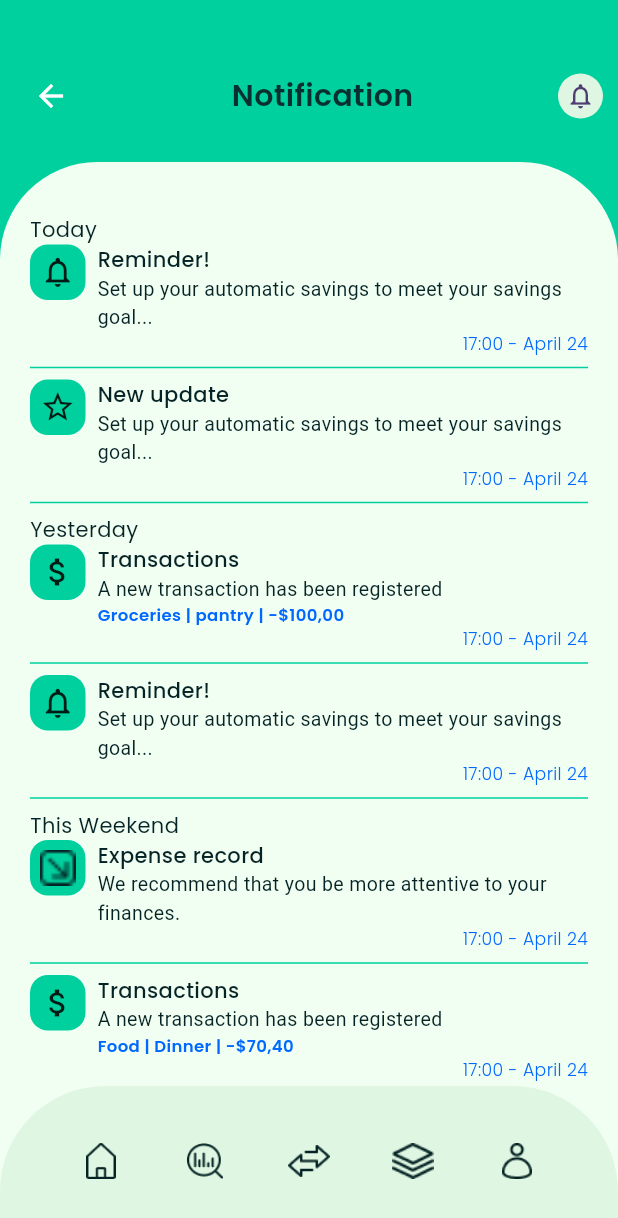
After one commit to Sahil-Kundaliya/Flutter-Finance-Wallet-app-clone, a Flutter app: the screen it shows after launch, after a tap on the "notifications none" icon, on a phone screen of 412 x 824 dp. The commit adds this screen. Shown: the top 1218 px of the screen. Run offline on Flutter 3.47's test engine with Material 3 defaults, Android fonts, the phone set to English and light mode, and no system bars; our stand-ins replace carousel_slider, flutter_bloc, flutter_svg, google_fonts.

Commit message:
Notification Page added
Notification Page added

```diff
--- /dev/null
+++ b/lib/features/bottom_sheet_items/home/models/notification_model.dart
@@ -0,0 +1,53 @@
+import 'package:finance_wallet_app_clone/constant/app_images.dart';
+import 'package:flutter/material.dart';
+
+class NotificationModel {
+  NotificationModel(
+      {required this.notificationTitle,
+      required this.notificationSubTitle,
+      this.notificationType,
+      this.notificationImage,
+      this.notificationIcon});
+
+  String notificationTitle, notificationSubTitle;
+  String? notificationImage, notificationType;
+
+  IconData? notificationIcon;
+}
+
+List<NotificationModel> todayNotification = [
+  NotificationModel(
+      notificationTitle: "Reminder!",
+      notificationSubTitle:
+          "Set up your automatic savings to meet your savings goal...",
+      notificationIcon: Icons.notifications_none),
+  NotificationModel(
+      notificationTitle: "New update",
+      notificationSubTitle:
+          "Set up your automatic savings to meet your savings goal...",
+      notificationIcon: Icons.star_border_outlined)
+];
+List<NotificationModel> yesterdayNotification = [
+  NotificationModel(
+      notificationTitle: "Transactions",
+      notificationSubTitle: "A new transaction has been registered",
+      notificationType: "Groceries | pantry | -\$100,00",
+      notificationIcon: Icons.attach_money),
+  NotificationModel(
+      notificationTitle: "Reminder!",
+      notificationSubTitle:
+          "Set up your automatic savings to meet your savings goal...",
+      notificationIcon: Icons.notifications_none),
+];
+List<NotificationModel> weekendNotification = [
+  NotificationModel(
+      notificationTitle: "Expense record",
+      notificationSubTitle:
+          "We recommend that you be more attentive to your finances.",
+      notificationImage: AppImages.expenseIcon),
+  NotificationModel(
+      notificationTitle: "Transactions",
+      notificationSubTitle: "A new transaction has been registered",
+      notificationType: "Food | Dinner | -\$70,40",
+      notificationIcon: Icons.attach_money),
+];
--- /dev/null
+++ b/lib/features/bottom_sheet_items/home/pages/account_balance_page.dart
@@ -0,0 +1,10 @@
+import 'package:flutter/material.dart';
+
+class AccountBalanceScreen extends StatelessWidget {
+  const AccountBalanceScreen({super.key});
+
+  @override
+  Widget build(BuildContext context) {
+    return const Placeholder();
+  }
+}
--- a/lib/features/bottom_sheet_items/home/pages/home_page.dart
+++ b/lib/features/bottom_sheet_items/home/pages/home_page.dart
@@ -52,11 +52,15 @@ class HomePage extends StatelessWidget {
                                       color: AppColors.fenceGreen)),
                             ],
                           ),
-                          CircleAvatar(
-                              radius: 15,
-                              backgroundColor: AppColors.lightGreen,
-                              child: const Icon(Icons.notifications_none,
-                                  size: 20))
+                          GestureDetector(
+                            onTap: () =>
+                                mainProvider.changeHomePageSubIndex(index: 1),
+                            child: CircleAvatar(
+                                radius: 15,
+                                backgroundColor: AppColors.lightGreen,
+                                child: const Icon(Icons.notifications_none,
+                                    size: 20)),
+                          )
                         ],
                       ),
                       Padding(
--- /dev/null
+++ b/lib/features/bottom_sheet_items/home/pages/notification_page.dart
@@ -0,0 +1,137 @@
+import 'package:finance_wallet_app_clone/constant/app_colors.dart';
+import 'package:finance_wallet_app_clone/constant/app_images.dart';
+import 'package:finance_wallet_app_clone/constant/app_text_styles.dart';
+import 'package:finance_wallet_app_clone/features/bottom_sheet_items/home/models/notification_model.dart';
+import 'package:finance_wallet_app_clone/features/bottom_sheet_items/home/widgets/money_percentage_progressbar.dart';
+import 'package:finance_wallet_app_clone/features/bottom_sheet_items/home/widgets/notification_widget.dart';
+import 'package:finance_wallet_app_clone/features/main/cubits/main_cubit.dart';
+import 'package:finance_wallet_app_clone/features/main/cubits/main_state.dart';
+import 'package:flutter/material.dart';
+import 'package:flutter_bloc/flutter_bloc.dart';
+import 'package:google_fonts/google_fonts.dart';
+
+class NotificationScreen extends StatelessWidget {
+  const NotificationScreen({super.key});
+
+  @override
+  Widget build(BuildContext context) {
+    final size = MediaQuery.sizeOf(context);
+
+    return BlocBuilder<MainCubit, MainState>(builder: (context, state) {
+      final mainProvider = context.read<MainCubit>();
+
+      return Container(
+        height: size.height,
+        width: size.width,
+        color: AppColors.caribbeanGreen,
+        child: Padding(
+          padding: const EdgeInsets.only(top: 20),
+          child: Column(
+            children: [
+              Container(
+                child: Padding(
+                    padding: const EdgeInsets.symmetric(
+                        vertical: 20.0, horizontal: 10),
+                    child: Row(
+                      children: [
+                        IconButton(
+                          onPressed: () {
+                            mainProvider.changeHomePageSubIndex(index: 0);
+                          },
+                          constraints: const BoxConstraints(),
+                          // Removes default constraints
+                          padding: EdgeInsets.zero,
+                          // Removes default padding
+                          icon: const Icon(
+                            Icons.arrow_back,
+                            color: AppColors.whiteColor,
+                            size: 24,
+                          ),
+                        ),
+                        Expanded(
+                            child: Center(
+                                child: Text(
+                          'Notification',
+                          style: AppTextStyles.semiBold(
+                              fontSize: 20, color: AppColors.lettersAndIcons),
+                        ))),
+                        CircleAvatar(
+                            radius: 15,
+                            backgroundColor: AppColors.lightGreen,
+                            child:
+                                const Icon(Icons.notifications_none, size: 20))
+                      ],
+                    )),
+              ),
+              Expanded(
+                  child: Container(
+                width: size.width,
+                decoration: BoxDecoration(
+                    color: AppColors.honeydew,
+                    borderRadius: const BorderRadius.only(
+                        topLeft: Radius.circular(65),
+                        topRight: Radius.circular(65))),
+                child: Padding(
+                  padding: const EdgeInsets.only(top: 35, left: 20, right: 20),
+                  child: SingleChildScrollView(
+                    child: Column(
+                      mainAxisSize: MainAxisSize.max,
+                      crossAxisAlignment: CrossAxisAlignment.start,
+                      children: [
+                        Text(
+                          'Today',
+                          style: AppTextStyles.regular(
+                              fontSize: 14, color: AppColors.fenceGreen),
+                        ),
+                        ListView.builder(
+                          shrinkWrap: true,
+                          physics: const NeverScrollableScrollPhysics(),
+                          itemCount: todayNotification.length,
+                          itemBuilder: (context, index) {
+                            return NotificationWidget(
+                              notificationModel: todayNotification[index],
+                            );
+                          },
+                        ),
+                        Text(
+                          'Yesterday',
+                          style: AppTextStyles.regular(
+                              fontSize: 14, color: AppColors.fenceGreen),
+                        ),
+                        ListView.builder(
+                          shrinkWrap: true,
+                          physics: const NeverScrollableScrollPhysics(),
+                          itemCount: yesterdayNotification.length,
+                          itemBuilder: (context, index) {
+                            return NotificationWidget(
+                              notificationModel: yesterdayNotification[index],
+                            );
+                          },
+                        ),
+                        Text(
+                          'This Weekend',
+                          style: AppTextStyles.regular(
+                              fontSize: 14, color: AppColors.fenceGreen),
+                        ),
+                        ListView.builder(
+                          shrinkWrap: true,
+                          physics: const NeverScrollableScrollPhysics(),
+                          itemCount: weekendNotification.length,
+                          itemBuilder: (context, index) {
+                            return NotificationWidget(
+                              notificationModel: weekendNotification[index],
+                            );
+                          },
+                        ),
+                      ],
+                    ),
+                  ),
+                ),
+              ))
+            ],
+          ),
+        ),
+      );
+    });
+  }
+}
--- /dev/null
+++ b/lib/features/bottom_sheet_items/home/pages/quickly_analysis_page.dart
@@ -0,0 +1,10 @@
+import 'package:flutter/material.dart';
+
+class QuicklyAnalysisScreen extends StatelessWidget {
+  const QuicklyAnalysisScreen({super.key});
+
+  @override
+  Widget build(BuildContext context) {
+    return const Placeholder();
+  }
+}
--- /dev/null
+++ b/lib/features/bottom_sheet_items/home/widgets/notification_widget.dart
@@ -0,0 +1,86 @@
+import 'package:finance_wallet_app_clone/constant/app_colors.dart';
+import 'package:finance_wallet_app_clone/constant/app_text_styles.dart';
+import 'package:finance_wallet_app_clone/features/bottom_sheet_items/home/models/notification_model.dart';
+import 'package:flutter/material.dart';
+import 'package:google_fonts/google_fonts.dart';
+
+class NotificationWidget extends StatelessWidget {
+  const NotificationWidget({super.key, required this.notificationModel});
+
+  final NotificationModel notificationModel;
+
+  @override
+  Widget build(BuildContext context) {
+    return Column(
+      children: [
+        Row(
+          crossAxisAlignment: CrossAxisAlignment.start,
+          children: [
+            notificationModel.notificationImage != null
+                ? Container(
+                    height: 37,
+                    width: 37,
+                    decoration: BoxDecoration(
+                        image: DecorationImage(
+                            scale: 0.5,
+                            image: AssetImage(
+                                notificationModel.notificationImage!)),
+                        borderRadius: BorderRadius.circular(12),
+                        color: AppColors.caribbeanGreen),
+                  )
+                : Container(
+                    height: 37,
+                    width: 37,
+                    decoration: BoxDecoration(
+                        borderRadius: BorderRadius.circular(12),
+                        color: AppColors.caribbeanGreen),
+                    child: Icon(notificationModel.notificationIcon),
+                  ),
+            Expanded(
+              child: Padding(
+                padding: const EdgeInsets.only(left: 8),
+                child: Column(
+                  crossAxisAlignment: CrossAxisAlignment.start,
+                  children: [
+                    Text(
+                      notificationModel.notificationTitle,
+                      style: AppTextStyles.medium(
+                          fontSize: 14, color: AppColors.fenceGreen),
+                    ),
+                    Text(
+                      notificationModel.notificationSubTitle,
+                      maxLines: 3,
+                      style: GoogleFonts.leagueSpartan(
+                          fontSize: 13,
+                          fontWeight: FontWeight.w400,
+                          color: AppColors.fenceGreen),
+                    ),
+                    if (notificationModel.notificationType != null)
+                      Text(
+                        notificationModel.notificationType!,
+                        style: AppTextStyles.semiBold(
+                            fontSize: 11, color: AppColors.oceanBlue),
+                      ),
+                  ],
+                ),
+              ),
+            ),
+          ],
+        ),
+        Row(
+          mainAxisAlignment: MainAxisAlignment.end,
+          children: [
+            Text(
+              '17:00 - April 24',
+              style: AppTextStyles.light(
+                  fontSize: 11.5, color: AppColors.oceanBlue),
+            ),
+          ],
+        ),
+        Divider(
+          color: AppColors.caribbeanGreen,
+        )
+      ],
+    );
+  }
+}
--- a/lib/features/main/cubits/main_cubit.dart
+++ b/lib/features/main/cubits/main_cubit.dart
@@ -1,4 +1,7 @@
+import 'package:finance_wallet_app_clone/features/bottom_sheet_items/home/pages/account_balance_page.dart';
 import 'package:finance_wallet_app_clone/features/bottom_sheet_items/home/pages/home_page.dart';
+import 'package:finance_wallet_app_clone/features/bottom_sheet_items/home/pages/notification_page.dart';
+import 'package:finance_wallet_app_clone/features/bottom_sheet_items/home/pages/quickly_analysis_page.dart';
 import 'package:finance_wallet_app_clone/features/main/cubits/main_state.dart';
 import 'package:flutter/material.dart';
 import 'package:flutter_bloc/flutter_bloc.dart';
@@ -10,6 +13,7 @@ class MainCubit extends Cubit<MainState> {
 
   //home page
   int homePageReportIndex = 0;
+  int homePageSubIndex = 0;
 
   changeMainPageIndex({required int index}) {
     mainPageIndex = index;
@@ -21,6 +25,11 @@ class MainCubit extends Cubit<MainState> {
     updateState();
   }
 
+  changeHomePageSubIndex({required int index}) {
+    homePageSubIndex = index;
+    updateState();
+  }
+
   updateState() {
     emit(UpdateMainState());
   }
@@ -28,7 +37,18 @@ class MainCubit extends Cubit<MainState> {
   Widget getMainScreenWidget() {
     switch (mainPageIndex) {
       case 0:
-        return HomePage();
+        switch (homePageSubIndex) {
+          case 0:
+            return HomePage();
+          case 1:
+            return NotificationScreen();
+          case 2:
+            return AccountBalanceScreen();
+          case 3:
+            return QuicklyAnalysisScreen();
+          default:
+            return HomePage();
+        }
       default:
         return HomePage();
     }
--- a/lib/features/main/pages/main_page.dart
+++ b/lib/features/main/pages/main_page.dart
@@ -38,7 +38,8 @@ class MainScreen extends StatelessWidget {
                     width: 54,
                     decoration: BoxDecoration(
                         borderRadius: BorderRadius.circular(22),
-                        color: mainProvider.mainPageIndex == 0
+                        color: mainProvider.mainPageIndex == 0 &&
+                                mainProvider.homePageSubIndex == 0
                             ? AppColors.caribbeanGreen
                             : AppColors.transparentColor),
                     child: Padding(
--- a/lib/main.dart
+++ b/lib/main.dart
@@ -1,6 +1,5 @@
 import 'package:finance_wallet_app_clone/constant/app_routes.dart';
 import 'package:finance_wallet_app_clone/features/auth/cubits/auth_cubit.dart';
-import 'package:finance_wallet_app_clone/features/auth/pages/sign_in_page.dart';
 import 'package:finance_wallet_app_clone/features/main/cubits/main_cubit.dart';
 import 'package:finance_wallet_app_clone/features/main/pages/main_page.dart';
 import 'package:finance_wallet_app_clone/features/splash/cubits/splash_cubit.dart';
```
